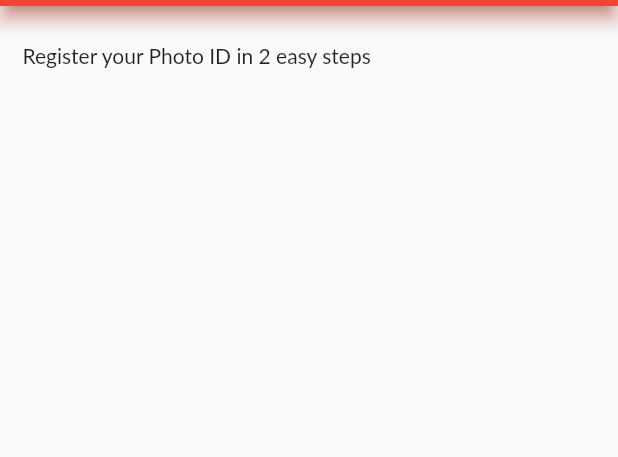
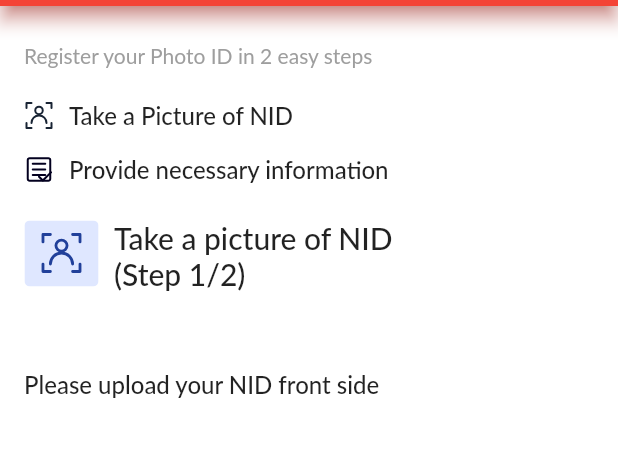
Before and after one commit to marufkhan09/shopoth, a Flutter app: the PhotoVerification screen opened directly, on a phone screen of 412 x 824 dp, the part 78-535 px from its top. Run offline on Flutter 3.47's test engine with Material 2 defaults, Android fonts, the phone set to English and light mode, and no system bars; our stand-ins replace flutter_svg, get, hexcolor, percent_indicator; Roboto replaces fonts that are missing (Lato); project files that could hold a hidden picture were left out.

```diff
--- a/lib/custom widgets/custom_button.dart
+++ b/lib/custom widgets/custom_button.dart
@@ -22,6 +22,7 @@ class CustomButton extends StatelessWidget {
                 handler();
               },
               style: ButtonStyle(
+                  elevation: MaterialStateProperty.all(0),
                   backgroundColor: MaterialStateProperty.all(Colors.white)),
               child: Row(
                 children: [
--- a/lib/views/account_information.dart
+++ b/lib/views/account_information.dart
@@ -43,6 +43,7 @@ class AccountInformation extends StatelessWidget {
     final dropDownbuttomItem = ["Edit", "Delete"];
 
     return Scaffold(
+      backgroundColor: Colors.white,
       appBar: PreferredSize(
         preferredSize: Size.fromHeight(56),
         child: AppBar(
@@ -759,7 +760,7 @@ class AccountInformation extends StatelessWidget {
                               ),
                             );
                           },
-                          isExpanded: false),
+                          isExpanded: true),
                     ],
                     expansionCallback: (int item, bool status) {
                       // setState(() {
--- a/lib/views/change_password.dart
+++ b/lib/views/change_password.dart
@@ -7,6 +7,7 @@ class ChangePassword extends StatelessWidget {
   @override
   Widget build(BuildContext context) {
     return Scaffold(
+      backgroundColor: Colors.white,
       appBar: PreferredSize(
         preferredSize: Size.fromHeight(56),
         child: AppBar(
--- a/lib/views/my_account.dart
+++ b/lib/views/my_account.dart
@@ -41,6 +41,7 @@ class MyAccountPage extends StatelessWidget {
     final accountController = Get.put(MyAccountController());
 
     return Scaffold(
+      backgroundColor: Colors.white,
       appBar: PreferredSize(
         preferredSize: Size.fromHeight(56),
         child: AppBar(
@@ -168,7 +169,7 @@ class MyAccountPage extends StatelessWidget {
               margin: EdgeInsets.only(left: 16, right: 16),
               child: ExpansionPanelList(
                 animationDuration: Duration(milliseconds: 1000),
-                dividerColor: Colors.red,
+                // dividerColor: Colors.red,
                 children: [
                   ExpansionPanel(
                     body: SingleChildScrollView(
@@ -260,7 +261,7 @@ class MyAccountPage extends StatelessWidget {
                         ),
                       );
                     },
-                    isExpanded: true,
+                    isExpanded: false,
                   ),
                 ],
                 expansionCallback: (int item, bool status) {
--- a/lib/views/notification.dart
+++ b/lib/views/notification.dart
@@ -11,6 +11,7 @@ class NotificationPage extends StatelessWidget {
   @override
   Widget build(BuildContext context) {
     return Scaffold(
+      backgroundColor: Colors.white,
       appBar: PreferredSize(
         preferredSize: Size.fromHeight(56),
         child: AppBar(
--- a/lib/views/photo_verification.dart
+++ b/lib/views/photo_verification.dart
@@ -1,5 +1,6 @@
 import 'package:flutter/material.dart';
 import 'package:flutter/services.dart';
+import 'package:flutter_svg/svg.dart';
 
 class PhotoVerification extends StatelessWidget {
   const PhotoVerification({Key? key}) : super(key: key);
@@ -7,6 +8,7 @@ class PhotoVerification extends StatelessWidget {
   @override
   Widget build(BuildContext context) {
     return Scaffold(
+      backgroundColor: Colors.white,
       appBar: PreferredSize(
         preferredSize: Size.fromHeight(56),
         child: AppBar(
@@ -31,13 +33,103 @@ class PhotoVerification extends StatelessWidget {
         ),
       ),
       body: SingleChildScrollView(
-        child: Column(
-          children: [
-            Container(
-              margin: EdgeInsets.fromLTRB(15, 24.95, 114, 0),
-              child: Text('Register your Photo ID in 2 easy steps'),
-            )
-          ],
+        child: Container(
+          margin: EdgeInsets.fromLTRB(16, 24.95, 114, 0),
+          child: Column(
+            mainAxisAlignment: MainAxisAlignment.start,
+            crossAxisAlignment: CrossAxisAlignment.start,
+            children: [
+              Container(
+                child: Text(
+                  'Register your Photo ID in 2 easy steps',
+                  style: TextStyle(
+                      color: Colors.grey,
+                      fontSize: 14,
+                      fontWeight: FontWeight.w400),
+                ),
+              ),
+              SizedBox(
+                height: 21,
+              ),
+              Container(
+                child: Row(
+                  children: [
+                    Container(
+                      height: 20,
+                      width: 20,
+                      child: SvgPicture.asset("assets/images/AvatarFrame.svg"),
+                    ),
+                    SizedBox(
+                      width: 10,
+                    ),
+                    Text(
+                      "Take a Picture of NID",
+                      style:
+                          TextStyle(fontSize: 16, fontWeight: FontWeight.w500),
+                    ),
+                  ],
+                ),
+              ),
+              SizedBox(
+                height: 16,
+              ),
+              Container(
+                child: Row(
+                  children: [
+                    Container(
+                      height: 20,
+                      width: 20,
+                      child: SvgPicture.asset("assets/images/list.svg"),
+                    ),
+                    SizedBox(
+                      width: 10,
+                    ),
+                    Text(
+                      "Provide necessary information",
+                      style:
+                          TextStyle(fontSize: 16, fontWeight: FontWeight.w500),
+                    ),
+                  ],
+                ),
+              ),
+              SizedBox(
+                height: 24,
+              ),
+              Container(
+                child: Row(
+                  crossAxisAlignment: CrossAxisAlignment.start,
+                  children: [
+                    Container(
+                      height: 44.44,
+                      width: 50,
+                      child: SvgPicture.asset("assets/images/blueAv.svg"),
+                    ),
+                    SizedBox(
+                      width: 10,
+                    ),
+                    Container(
+                      height: 68,
+                      width: 189,
+                      child: Text(
+                        "Take a picture of NID (Step 1/2)",
+                        maxLines: 2,
+                        style: TextStyle(
+                            fontSize: 20, fontWeight: FontWeight.w500),
+                      ),
+                    ),
+                  ],
+                ),
+              ),
+              SizedBox(
+                height: 32,
+              ),
+              Container(
+                child: Text('Please upload your NID front side',
+                    style:
+                        TextStyle(fontSize: 16, fontWeight: FontWeight.w500)),
+              )
+            ],
+          ),
         ),
       ),
     );
--- a/lib/views/wishlist.dart
+++ b/lib/views/wishlist.dart
@@ -10,6 +10,7 @@ class Wishlist extends StatelessWidget {
   @override
   Widget build(BuildContext context) {
     return Scaffold(
+      backgroundColor: Colors.white,
       appBar: PreferredSize(
         preferredSize: Size.fromHeight(56),
         child: AppBar(
--- a/pubspec.yaml
+++ b/pubspec.yaml
@@ -35,6 +35,7 @@ dependencies:
   flutter_svg: ^0.22.0
   get: ^4.3.8
   cool_alert: ^1.1.0
+  image_picker: ^0.8.4+1
 
 dev_dependencies:
   flutter_test:
```
Also changed, not shown: assets/images/AvatarFrame.svg (added), assets/images/blueAv.svg (added), assets/images/earphone.svg (added), assets/images/list.svg (added), pubspec.lock.
